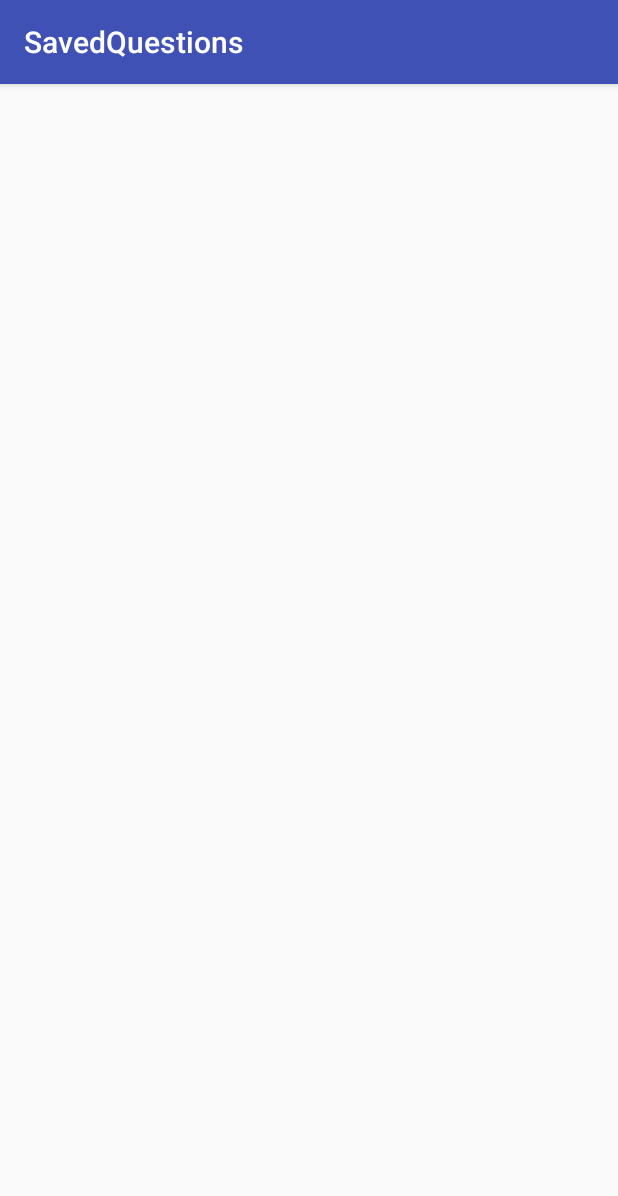
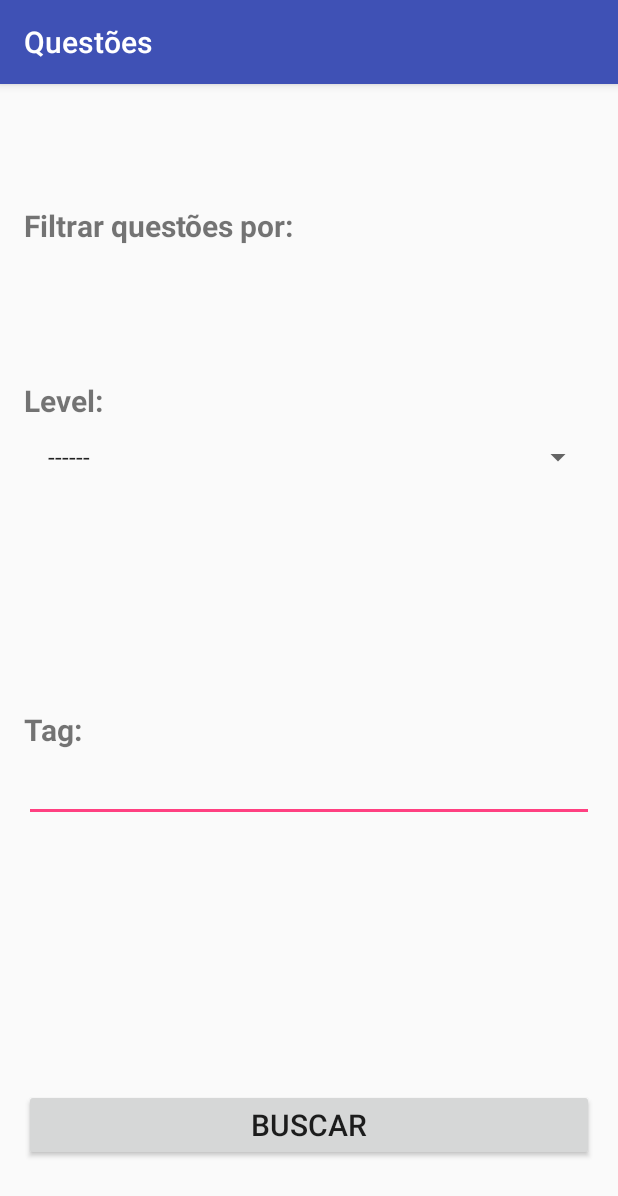
Before and after one commit to YukiFujii/Prototipo_Mupi_App, an Android app: the Home screen opened directly, with no data from a screen before it, after a tap on "VIZUALIZAR QUESTÕES SALVAS", on a phone screen of 412 x 824 dp. Shown: the top 1196 px of the screen. Run offline under Robolectric (Android 15) with nearby library versions, the phone set to English and light mode, and no system bars.

Commit message:
All project prototipo done with level filter .

```diff
--- a/app/build.gradle
+++ b/app/build.gradle
@@ -20,11 +20,12 @@ android {
 }
 
 dependencies {
-    compile fileTree(dir: 'libs', include: ['*.jar'])
+    compile fileTree(include: ['*.jar'], dir: 'libs')
     androidTestCompile('com.android.support.test.espresso:espresso-core:2.2.2', {
         exclude group: 'com.android.support', module: 'support-annotations'
     })
     compile 'com.android.support:appcompat-v7:24.2.1'
     compile 'com.android.support:design:24.2.1'
-    testCompile 'junit:junit:4.12'
+    androidTestCompile 'junit:junit:4.12'
+    compile 'com.google.code.gson:gson:2.7'
 }
--- a/app/src/main/AndroidManifest.xml
+++ b/app/src/main/AndroidManifest.xml
@@ -37,6 +37,10 @@
         <activity
             android:name=".ShowQuestion"
             android:label="@string/title_activity_show_question"
+            android:theme="@style/AppTheme.NoActionBar" />
+        <activity
+            android:name=".sql.filter"
+            android:label="@string/title_activity_filter"
             android:theme="@style/AppTheme.NoActionBar"></activity>
     </application>
 
--- a/app/src/main/java/com/example/yuki/prototipo/Home.java
+++ b/app/src/main/java/com/example/yuki/prototipo/Home.java
@@ -8,6 +8,8 @@ import android.support.v7.app.AppCompatActivity;
 import android.support.v7.widget.Toolbar;
 import android.view.View;
 import android.widget.Button;
+
+import com.example.yuki.prototipo.sql.filter;
 
 public class Home extends AppCompatActivity {
 
@@ -28,13 +30,15 @@ public class Home extends AppCompatActivity {
 
     public void chamarEscolherQuestoes(View view)
     {
-        Intent it = new Intent(this, MainActivity.class);
+        Intent it = new Intent(this, filter.class);
+        it.putExtra("BUTTON","Escolher");
         startActivityForResult(it, 0);
     }
 
     public void chamarVisualizarQuestoes(View view)
     {
-        Intent it = new Intent(this, SavedQuestions.class);
+        Intent it = new Intent(this, filter.class);
+        it.putExtra("BUTTON","Visualizar");
         startActivityForResult(it, 0);
     }
 
--- /dev/null
+++ b/app/src/main/java/com/example/yuki/prototipo/sql/filter.java
@@ -0,0 +1,110 @@
+package com.example.yuki.prototipo.sql;
+
+import android.content.Intent;
+import android.os.Bundle;
+import android.support.design.widget.FloatingActionButton;
+import android.support.design.widget.Snackbar;
+import android.support.v7.app.AppCompatActivity;
+import android.support.v7.widget.Toolbar;
+import android.util.Log;
+import android.view.View;
+import android.widget.AdapterView;
+import android.widget.ArrayAdapter;
+import android.widget.Button;
+import android.widget.EditText;
+import android.widget.Spinner;
+
+import com.example.yuki.prototipo.MainActivity;
+import com.example.yuki.prototipo.Question;
+import com.example.yuki.prototipo.R;
+import com.example.yuki.prototipo.SavedQuestions;
+import com.example.yuki.prototipo.ShowQuestion;
+
+public class filter extends AppCompatActivity implements AdapterView.OnItemSelectedListener{
+
+    private Spinner spnLevel;
+    private EditText editTag;
+    private Button btnBuscar;
+    private char level = '-';
+    private String chamadoPor;
+
+    private ArrayAdapter<String> adpLevel;
+
+    @Override
+    protected void onCreate(Bundle savedInstanceState) {
+        super.onCreate(savedInstanceState);
+        setContentView(R.layout.activity_filter);
+        Toolbar toolbar = (Toolbar) findViewById(R.id.toolbar);
+        setSupportActionBar(toolbar);
+
+        spnLevel = (Spinner)findViewById(R.id.spnLevel);
+        editTag = (EditText)findViewById(R.id.editTag);
+        btnBuscar = (Button)findViewById(R.id.btnBuscar);
+
+        Bundle bundle = getIntent().getExtras();
+
+        if ((bundle != null) && (bundle.containsKey("BUTTON")))
+            this.chamadoPor = (String) bundle.getSerializable("BUTTON");
+        else
+            finish();
+
+        adpLevel = new ArrayAdapter<String>(this,android.R.layout.simple_list_item_1);
+        adpLevel.add("------");
+        adpLevel.add("EASY");
+        adpLevel.add("MEDIUM");
+        adpLevel.add("HARD");
+
+        spnLevel.setAdapter(adpLevel);
+
+        spnLevel.setOnItemSelectedListener(this);
+
+    }
+
+    public void buttonBuscar(View view)
+    {
+        if(this.chamadoPor.equals("Escolher"))
+        {
+            Intent it = new Intent(this, MainActivity.class);
+            if (this.level != '-')
+                it.putExtra("LEVEL", level);
+            startActivityForResult(it, 0);
+            finish();
+        }
+        else
+        {
+            Intent it = new Intent(this, SavedQuestions.class);
+            if (this.level != '-')
+                it.putExtra("LEVEL", level);
+            startActivityForResult(it, 0);
+            finish();
+        }
+    }
+
+    public void onItemSelected(AdapterView<?> arg0, View arg1, int position,long id)
+    {
+        switch (position)
+        {
+            case 1:
+                this.level = 'E';
+                break;
+
+            case 2:
+                this.level = 'M';
+                break;
+
+            case 3:
+                this.level = 'H';
+                break;
+
+            default:
+                this.level = '-';
+                break;
+        }
+
+    }
+
+    public void onNothingSelected(AdapterView<?> parent) {
+
+    }
+
+}
--- /dev/null
+++ b/app/src/main/res/layout/activity_filter.xml
@@ -0,0 +1,26 @@
+<?xml version="1.0" encoding="utf-8"?>
+<android.support.design.widget.CoordinatorLayout xmlns:android="http://schemas.android.com/apk/res/android"
+    xmlns:app="http://schemas.android.com/apk/res-auto"
+    xmlns:tools="http://schemas.android.com/tools"
+    android:layout_width="match_parent"
+    android:layout_height="match_parent"
+    android:fitsSystemWindows="true"
+    tools:context="com.example.yuki.prototipo.sql.filter">
+
+    <android.support.design.widget.AppBarLayout
+        android:layout_width="match_parent"
+        android:layout_height="wrap_content"
+        android:theme="@style/AppTheme.AppBarOverlay">
+
+        <android.support.v7.widget.Toolbar
+            android:id="@+id/toolbar"
+            android:layout_width="match_parent"
+            android:layout_height="?attr/actionBarSize"
+            android:background="?attr/colorPrimary"
+            app:popupTheme="@style/AppTheme.PopupOverlay" />
+
+    </android.support.design.widget.AppBarLayout>
+
+    <include layout="@layout/content_filter" />
+
+</android.support.design.widget.CoordinatorLayout>
--- /dev/null
+++ b/app/src/main/res/layout/content_filter.xml
@@ -0,0 +1,109 @@
+<?xml version="1.0" encoding="utf-8"?>
+<LinearLayout xmlns:android="http://schemas.android.com/apk/res/android"
+    xmlns:app="http://schemas.android.com/apk/res-auto"
+    xmlns:tools="http://schemas.android.com/tools"
+    android:id="@+id/content_filter"
+    android:layout_width="match_parent"
+    android:layout_height="match_parent"
+    android:paddingBottom="@dimen/activity_vertical_margin"
+    android:paddingLeft="@dimen/activity_horizontal_margin"
+    android:paddingRight="@dimen/activity_horizontal_margin"
+    android:paddingTop="@dimen/activity_vertical_margin"
+    android:orientation="vertical"
+    app:layout_behavior="@string/appbar_scrolling_view_behavior"
+    tools:context="com.example.yuki.prototipo.sql.filter"
+    tools:showIn="@layout/activity_filter">
+
+    <LinearLayout
+        android:id="@+id/linearCabecalhoFilter"
+        android:orientation="vertical"
+        android:layout_width="match_parent"
+        android:layout_height="match_parent"
+        android:layout_weight="1.3">
+
+    </LinearLayout>
+
+    <LinearLayout
+        android:id="@+id/linerAviso"
+        android:orientation="vertical"
+        android:layout_width="match_parent"
+        android:layout_height="match_parent"
+        android:layout_weight="1.2">
+
+        <TextView
+            android:layout_width="match_parent"
+            android:layout_height="wrap_content"
+            android:inputType="text"
+            android:id="@+id/txtAviso"
+            android:text="Filtrar questões por: "
+            android:textSize="20dp"
+            tools:textColor="@android:color/background_dark"
+            android:textStyle="normal|bold" />
+    </LinearLayout>
+
+    <LinearLayout
+        android:id="@+id/linearLevelBuscar"
+        android:orientation="vertical"
+        android:layout_width="match_parent"
+        android:layout_height="match_parent"
+        android:layout_weight="1">
+
+        <TextView
+            android:layout_width="match_parent"
+            android:layout_height="wrap_content"
+            android:inputType="text"
+            android:id="@+id/txtLevel"
+            android:text="Level:"
+            android:textSize="20dp"
+            tools:textColor="@android:color/background_dark"
+            android:textStyle="normal|bold" />
+
+        <Spinner
+            android:layout_width="match_parent"
+            android:layout_height="wrap_content"
+            android:id="@+id/spnLevel"/>
+    </LinearLayout>
+
+    <LinearLayout
+        android:id="@+id/linerTagFilter"
+        android:orientation="vertical"
+        android:layout_width="match_parent"
+        android:layout_height="match_parent"
+        android:layout_weight="1">
+
+        <TextView
+            android:layout_width="match_parent"
+            android:layout_height="wrap_content"
+            android:inputType="text"
+            android:id="@+id/txtTag"
+            android:text="Tag:"
+            android:textSize="20dp"
+            tools:textColor="@android:color/background_dark"
+            android:textStyle="normal|bold" />
+
+        <EditText
+            android:layout_width="match_parent"
+            android:layout_height="wrap_content"
+            android:id="@+id/editTag"
+            android:textSize="20dp"/>
+    </LinearLayout>
+
+    <LinearLayout
+        android:id="@+id/linearRodapeFilter"
+        android:orientation="vertical"
+        android:layout_width="match_parent"
+        android:layout_height="match_parent"
+        android:layout_weight="1.2"
+        android:gravity="center_vertical">
+
+        <Button
+            android:layout_width="match_parent"
+            android:layout_height="wrap_content"
+            android:id="@+id/btnBuscar"
+            android:text="Buscar"
+            android:textSize="20dp"
+            android:onClick="buttonBuscar"/>
+
+    </LinearLayout>
+
+</LinearLayout>
--- a/app/src/main/res/values/strings.xml
+++ b/app/src/main/res/values/strings.xml
@@ -18,4 +18,5 @@
     <string name="title_activity_home">Home</string>
     <string name="title_activity_saved_questions">SavedQuestions</string>
     <string name="title_activity_show_question">ShowQuestion</string>
+    <string name="title_activity_filter">Questões</string>
 </resources>
```
Also changed, not shown: app/src/main/java/com/example/yuki/prototipo/MainActivity.java (+21 -14 lines), app/src/main/java/com/example/yuki/prototipo/Question.java (+36 -9 lines), app/src/main/java/com/example/yuki/prototipo/SavedQuestions.java (+13 -3 lines), app/src/main/java/com/example/yuki/prototipo/ShowQuestion.java (+21 -1 lines), app/src/main/java/com/example/yuki/prototipo/sql/Question_Repository.java (+50 -13 lines), app/src/main/java/com/example/yuki/prototipo/sql/ScriptSQL.java (+13 -8 lines), app/src/main/java/com/example/yuki/prototipo/sql/Selected_Questions.java (+34 -5 lines).
